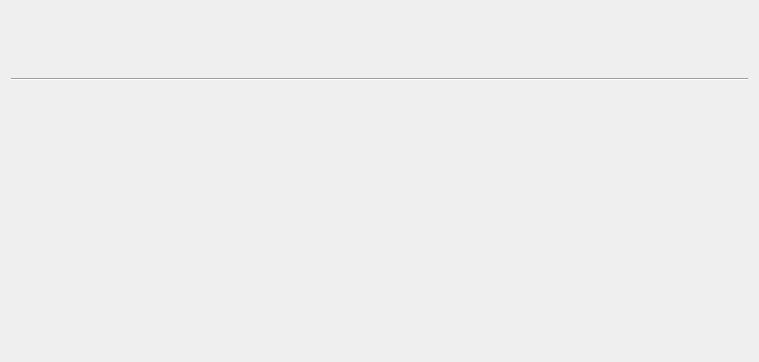
Above: Test_TitleBar/test_titlebar.ui from ohenrygithub/Test_TitleBar before the change. Below: the same form after it.
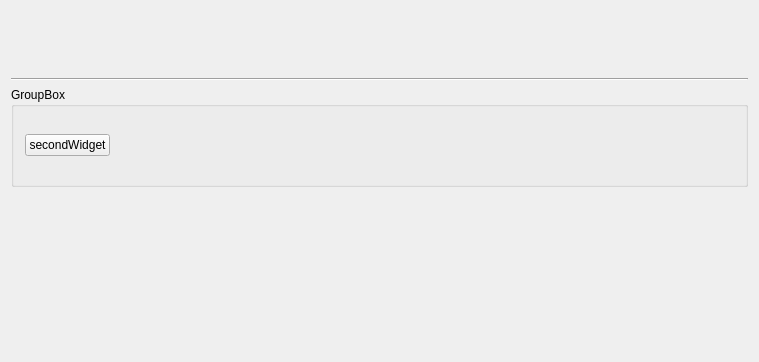
That is the form after the change. Custom widgets are drawn as their Qt base class.

Commit message: create another widget, using the same titlebar widget.

```diff
--- a/Test_TitleBar/test_titlebar.ui
+++ b/Test_TitleBar/test_titlebar.ui
@@ -43,6 +43,41 @@
      </property>
     </widget>
    </item>
+   <item>
+    <widget class="QGroupBox" name="groupBox">
+     <property name="minimumSize">
+      <size>
+       <width>0</width>
+       <height>100</height>
+      </size>
+     </property>
+     <property name="title">
+      <string>GroupBox</string>
+     </property>
+     <layout class="QHBoxLayout" name="horizontalLayout">
+      <item>
+       <widget class="QPushButton" name="pbSecond">
+        <property name="text">
+         <string>secondWidget</string>
+        </property>
+       </widget>
+      </item>
+      <item>
+       <spacer name="horizontalSpacer">
+        <property name="orientation">
+         <enum>Qt::Horizontal</enum>
+        </property>
+        <property name="sizeHint" stdset="0">
+         <size>
+          <width>632</width>
+          <height>20</height>
+         </size>
+        </property>
+       </spacer>
+      </item>
+     </layout>
+    </widget>
+   </item>
    <item>
     <spacer name="verticalSpacer">
      <property name="orientation">
```
Left out of the diff: 22 changed lines with no effect on the pictures. The commit also changes 7 other files.
